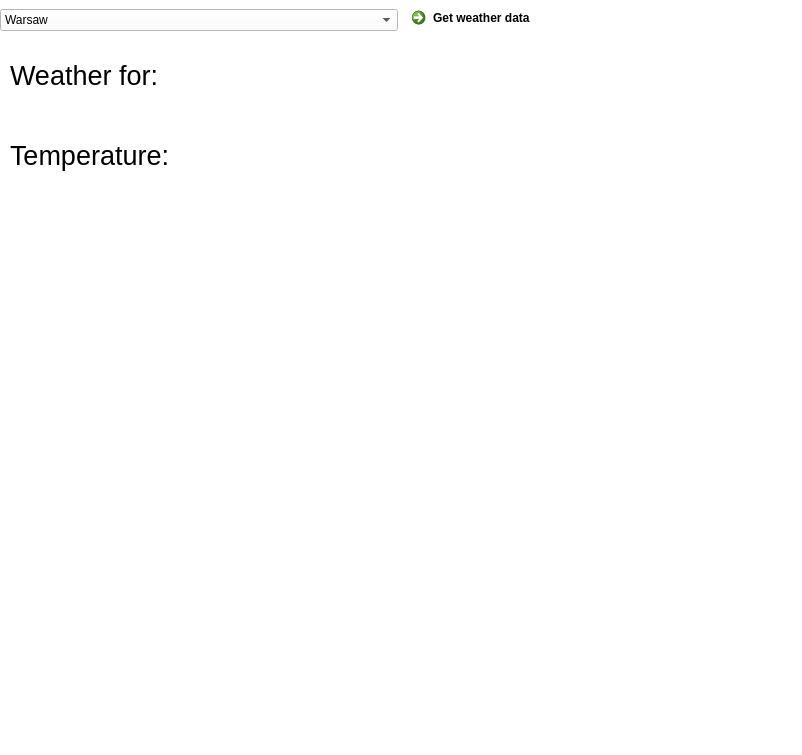
kappi43/WeatherApp, file mainwindow.ui: the form before one commit.
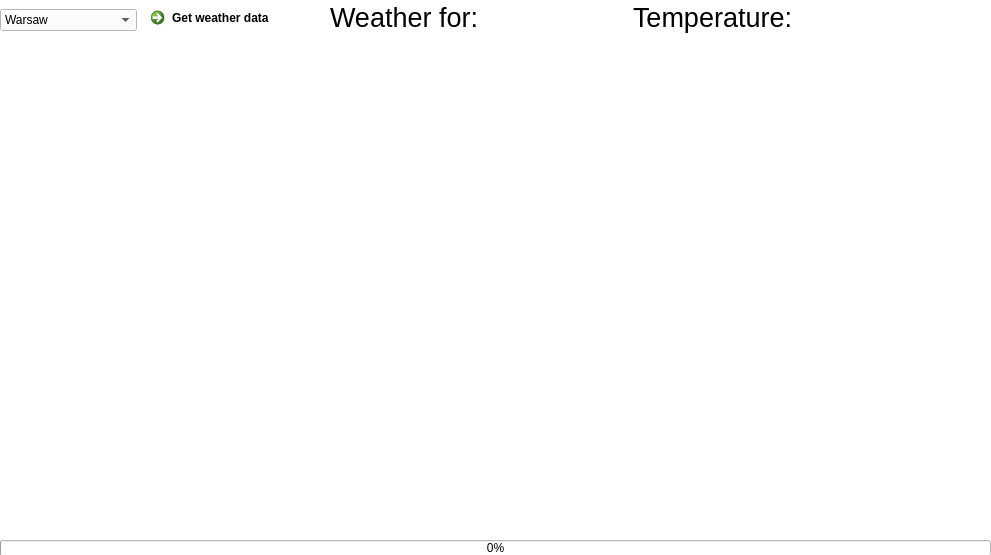
The form after the commit.

```diff
--- a/mainwindow.ui
+++ b/mainwindow.ui
@@ -6,8 +6,8 @@
    <rect>
     <x>0</x>
     <y>0</y>
-    <width>802</width>
-    <height>755</height>
+    <width>991</width>
+    <height>555</height>
    </rect>
   </property>
   <property name="sizePolicy">
@@ -470,11 +470,14 @@
      <rect>
       <x>0</x>
       <y>0</y>
-      <width>801</width>
+      <width>311</width>
       <height>41</height>
      </rect>
     </property>
     <layout class="QHBoxLayout" name="horizontalLayout">
+     <property name="sizeConstraint">
+      <enum>QLayout::SetNoConstraint</enum>
+     </property>
      <item>
       <widget class="QComboBox" name="comboBox">
        <property name="sizePolicy">
@@ -531,60 +534,64 @@
      </item>
     </layout>
    </widget>
-   <widget class="QLabel" name="label">
+   <widget class="QProgressBar" name="progressBar">
     <property name="geometry">
      <rect>
-      <x>10</x>
-      <y>50</y>
-      <width>151</width>
-      <height>51</height>
+      <x>0</x>
+      <y>540</y>
+      <width>991</width>
+      <height>16</height>
      </rect>
     </property>
-    <property name="text">
-     <string>&lt;html&gt;&lt;head/&gt;&lt;body&gt;&lt;p&gt;&lt;span style=&quot; font-size:20pt;&quot;&gt;Weather for:&lt;/span&gt;&lt;/p&gt;&lt;/body&gt;&lt;/html&gt;</string>
+    <property name="value">
+     <number>0</number>
     </property>
-    <property name="scaledContents">
-     <bool>true</bool>
+    <property name="format">
+     <string>%p%</string>
     </property>
    </widget>
-   <widget class="QLabel" name="label_2">
+   <widget class="QWidget" name="">
     <property name="geometry">
      <rect>
-      <x>10</x>
-      <y>120</y>
-      <width>161</width>
-      <height>71</height>
+      <x>330</x>
+      <y>0</y>
+      <width>611</width>
+      <height>35</height>
      </rect>
     </property>
-    <property name="text">
-     <string>&lt;html&gt;&lt;head/&gt;&lt;body&gt;&lt;p&gt;&lt;span style=&quot; font-size:20pt;&quot;&gt;Temperature:&lt;/span&gt;&lt;/p&gt;&lt;/body&gt;&lt;/html&gt;</string>
-    </property>
-   </widget>
-   <widget class="QLabel" name="label_3">
-    <property name="geometry">
-     <rect>
-      <x>160</x>
-      <y>60</y>
-      <width>91</width>
-      <height>31</height>
-     </rect>
-    </property>
-    <property name="text">
-     <string/>
-    </property>
-   </widget>
-   <widget class="QLabel" name="label_4">
-    <property name="geometry">
-     <rect>
-      <x>180</x>
-      <y>140</y>
-      <width>91</width>
-      <height>31</height>
-     </rect>
-    </property>
-    <property name="text">
-     <string/>
-    </property>
+    <layout class="QHBoxLayout" name="horizontalLayout_2">
+     <item>
+      <widget class="QLabel" name="label">
+       <property name="text">
+        <string>&lt;html&gt;&lt;head/&gt;&lt;body&gt;&lt;p&gt;&lt;span style=&quot; font-size:20pt;&quot;&gt;Weather for:&lt;/span&gt;&lt;/p&gt;&lt;/body&gt;&lt;/html&gt;</string>
+       </property>
+       <property name="scaledContents">
+        <bool>true</bool>
+       </property>
+      </widget>
+     </item>
+     <item>
+      <widget class="QLabel" name="label_3">
+       <property name="text">
+        <string/>
+       </property>
+      </widget>
+     </item>
+     <item>
+      <widget class="QLabel" name="label_2">
+       <property name="text">
+        <string>&lt;html&gt;&lt;head/&gt;&lt;body&gt;&lt;p&gt;&lt;span style=&quot; font-size:20pt;&quot;&gt;Temperature:&lt;/span&gt;&lt;/p&gt;&lt;/body&gt;&lt;/html&gt;</string>
+       </property>
+      </widget>
+     </item>
+     <item>
+      <widget class="QLabel" name="label_4">
+       <property name="text">
+        <string/>
+       </property>
+      </widget>
+     </item>
+    </layout>
    </widget>
   </widget>
  </widget>
```
